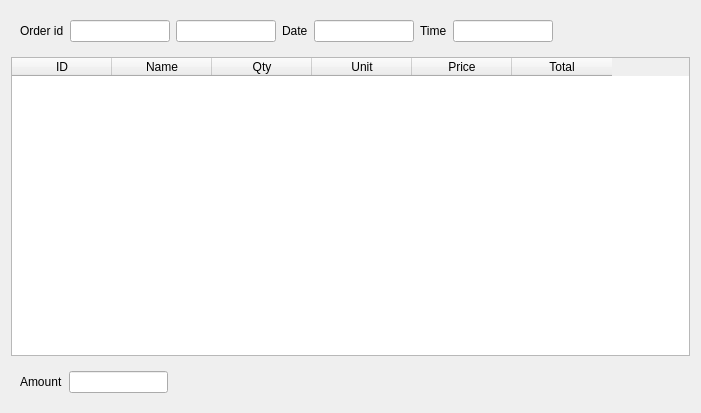
This is FrontDesk/c5salefromstoreorder.ui in End1-1/Cafe5 as Qt 5 draws it before an edit. The edited form follows.
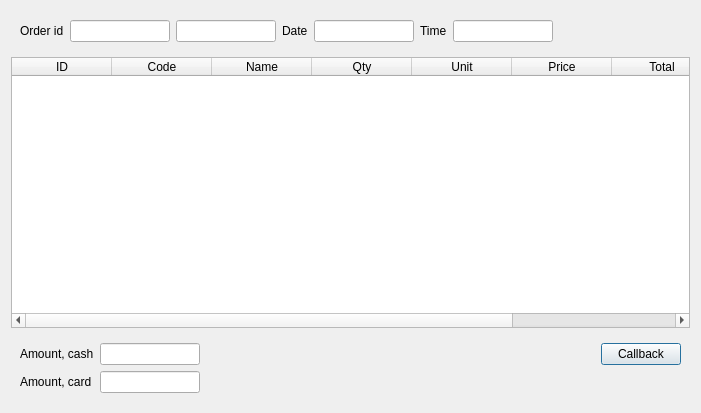
This is the edited form. Custom widgets are drawn as their Qt base class.

What changed in the file:
```diff
--- a/FrontDesk/c5salefromstoreorder.ui
+++ b/FrontDesk/c5salefromstoreorder.ui
@@ -149,6 +149,11 @@
        <string>ID</string>
       </property>
      </column>
+     <column>
+      <property name="text">
+       <string>Code</string>
+      </property>
+     </column>
      <column>
       <property name="text">
        <string>Name</string>
@@ -174,23 +179,41 @@
        <string>Total</string>
       </property>
      </column>
+     <column>
+      <property name="text">
+       <string>Store</string>
+      </property>
+     </column>
     </widget>
    </item>
    <item>
     <widget class="QWidget" name="widget_2" native="true">
-     <layout class="QHBoxLayout" name="horizontalLayout_2">
-      <item>
+     <layout class="QGridLayout" name="gridLayout">
+      <item row="0" column="5">
+       <widget class="QPushButton" name="btnRemove">
+        <property name="text">
+         <string>Callback</string>
+        </property>
+       </widget>
+      </item>
+      <item row="0" column="0">
        <widget class="QLabel" name="label_2">
         <property name="text">
-         <string>Amount</string>
+         <string>Amount, cash</string>
         </property>
        </widget>
       </item>
-      <item>
-       <widget class="C5LineEdit" name="leTotal">
-        <property name="maximumSize">
+      <item row="0" column="1">
+       <widget class="C5LineEdit" name="leTotalCash">
+        <property name="minimumSize">
          <size>
           <width>100</width>
+          <height>0</height>
+         </size>
+        </property>
+        <property name="maximumSize">
+         <size>
+          <width>16777215</width>
           <height>16777215</height>
          </size>
         </property>
@@ -199,7 +222,7 @@
         </property>
        </widget>
       </item>
-      <item>
+      <item row="0" column="4">
        <spacer name="horizontalSpacer_2">
         <property name="orientation">
          <enum>Qt::Horizontal</enum>
@@ -212,17 +235,38 @@
         </property>
        </spacer>
       </item>
+      <item row="1" column="0">
+       <widget class="QLabel" name="label_5">
+        <property name="text">
+         <string>Amount, card</string>
+        </property>
+       </widget>
+      </item>
+      <item row="1" column="1">
+       <widget class="C5LineEdit" name="leTotalCard">
+        <property name="minimumSize">
+         <size>
+          <width>100</width>
+          <height>0</height>
+         </size>
+        </property>
+        <property name="maximumSize">
+         <size>
+          <width>16777215</width>
+          <height>16777215</height>
+         </size>
+        </property>
+        <property name="readOnly">
+         <bool>true</bool>
+        </property>
+       </widget>
+      </item>
      </layout>
     </widget>
    </item>
   </layout>
  </widget>
  <customwidgets>
-  <customwidget>
-   <class>C5DateEdit</class>
-   <extends>QLineEdit</extends>
-   <header location="global">c5dateedit.h</header>
-  </customwidget>
   <customwidget>
    <class>C5LineEdit</class>
    <extends>QLineEdit</extends>
@@ -233,6 +277,11 @@
    <extends>QTableWidget</extends>
    <header location="global">c5tablewidget.h</header>
   </customwidget>
+  <customwidget>
+   <class>C5DateEdit</class>
+   <extends>QLineEdit</extends>
+   <header location="global">c5dateedit.h</header>
+  </customwidget>
  </customwidgets>
  <resources/>
  <connections/>
```
